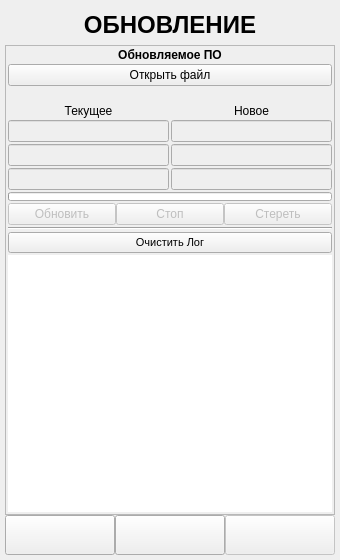
Old version of the form ANDROID_FORMS/firmware_updating_form.ui in the repository DavidSiegman/PLC_RF_Configurator.
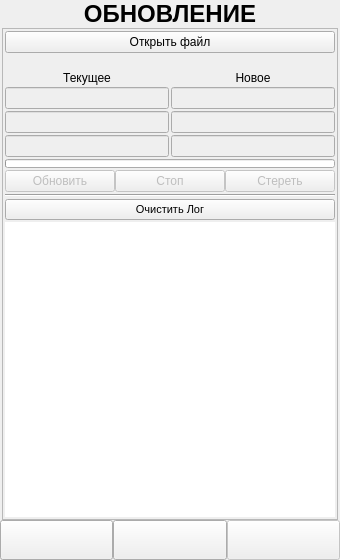
New version of the form. Icons and pictures are not drawn.

```diff
--- a/ANDROID_FORMS/firmware_updating_form.ui
+++ b/ANDROID_FORMS/firmware_updating_form.ui
@@ -13,26 +13,26 @@
   <property name="windowTitle">
    <string>Form</string>
   </property>
-  <layout class="QVBoxLayout" name="verticalLayout">
+  <layout class="QVBoxLayout" name="verticalLayout_2">
    <property name="spacing">
     <number>0</number>
    </property>
    <property name="leftMargin">
-    <number>5</number>
+    <number>0</number>
    </property>
    <property name="topMargin">
-    <number>5</number>
+    <number>0</number>
    </property>
    <property name="rightMargin">
-    <number>5</number>
+    <number>0</number>
    </property>
    <property name="bottomMargin">
-    <number>5</number>
+    <number>0</number>
    </property>
    <item>
     <widget class="QLabel" name="label_1">
      <property name="sizePolicy">
-      <sizepolicy hsizetype="Preferred" vsizetype="Minimum">
+      <sizepolicy hsizetype="Expanding" vsizetype="Minimum">
        <horstretch>0</horstretch>
        <verstretch>0</verstretch>
       </sizepolicy>
@@ -40,7 +40,7 @@
      <property name="minimumSize">
       <size>
        <width>0</width>
-       <height>40</height>
+       <height>0</height>
       </size>
      </property>
      <property name="font">
@@ -60,6 +60,27 @@
     </widget>
    </item>
    <item>
+    <widget class="QWidget" name="Main_Widget" native="true">
+     <property name="styleSheet">
+      <string notr="true"/>
+     </property>
+     <layout class="QVBoxLayout" name="verticalLayout_5">
+      <property name="spacing">
+       <number>0</number>
+      </property>
+      <property name="leftMargin">
+       <number>2</number>
+      </property>
+      <property name="topMargin">
+       <number>0</number>
+      </property>
+      <property name="rightMargin">
+       <number>2</number>
+      </property>
+      <property name="bottomMargin">
+       <number>0</number>
+      </property>
+      <item>
     <widget class="QScrollArea" name="scrollArea">
      <property name="sizePolicy">
       <sizepolicy hsizetype="Minimum" vsizetype="Expanding">
@@ -78,8 +99,8 @@
        <rect>
         <x>0</x>
         <y>0</y>
-        <width>328</width>
-        <height>466</height>
+           <width>334</width>
+           <height>486</height>
        </rect>
       </property>
       <layout class="QVBoxLayout" name="verticalLayout_3">
@@ -98,41 +119,6 @@
        <property name="bottomMargin">
         <number>2</number>
        </property>
-       <item>
-        <widget class="QLabel" name="label_2">
-         <property name="sizePolicy">
-          <sizepolicy hsizetype="Expanding" vsizetype="Minimum">
-           <horstretch>0</horstretch>
-           <verstretch>0</verstretch>
-          </sizepolicy>
-         </property>
-         <property name="minimumSize">
-          <size>
-           <width>0</width>
-           <height>0</height>
-          </size>
-         </property>
-         <property name="maximumSize">
-          <size>
-           <width>16777215</width>
-           <height>16777215</height>
-          </size>
-         </property>
-         <property name="font">
-          <font>
-           <family>Microsoft YaHei UI</family>
-           <weight>75</weight>
-           <bold>true</bold>
-          </font>
-         </property>
-         <property name="text">
-          <string>Обновляемое ПО</string>
-         </property>
-         <property name="alignment">
-          <set>Qt::AlignCenter</set>
-         </property>
-        </widget>
-       </item>
        <item>
         <widget class="QPushButton" name="OpenBin">
          <property name="sizePolicy">
@@ -657,8 +643,32 @@
      </widget>
     </widget>
    </item>
+     </layout>
+    </widget>
+   </item>
    <item>
-    <layout class="QHBoxLayout" name="horizontalLayout">
+    <widget class="QWidget" name="DownPanel_Widget" native="true">
+     <property name="styleSheet">
+      <string notr="true"/>
+     </property>
+     <layout class="QVBoxLayout" name="verticalLayout_4">
+      <property name="spacing">
+       <number>0</number>
+      </property>
+      <property name="leftMargin">
+       <number>0</number>
+      </property>
+      <property name="topMargin">
+       <number>0</number>
+      </property>
+      <property name="rightMargin">
+       <number>0</number>
+      </property>
+      <property name="bottomMargin">
+       <number>0</number>
+      </property>
+      <item>
+       <layout class="QHBoxLayout" name="horizontalLayout_2">
      <property name="spacing">
       <number>0</number>
      </property>
@@ -730,6 +740,27 @@
       </widget>
      </item>
      <item>
+         <widget class="QWidget" name="Next_Widget" native="true">
+          <property name="enabled">
+           <bool>false</bool>
+          </property>
+          <layout class="QVBoxLayout" name="verticalLayout">
+           <property name="spacing">
+            <number>0</number>
+           </property>
+           <property name="leftMargin">
+            <number>0</number>
+           </property>
+           <property name="topMargin">
+            <number>0</number>
+           </property>
+           <property name="rightMargin">
+            <number>0</number>
+           </property>
+           <property name="bottomMargin">
+            <number>0</number>
+           </property>
+           <item>
       <widget class="QPushButton" name="Next">
        <property name="enabled">
         <bool>false</bool>
@@ -762,6 +793,12 @@
       </widget>
      </item>
     </layout>
+         </widget>
+        </item>
+       </layout>
+      </item>
+     </layout>
+    </widget>
    </item>
   </layout>
  </widget>
```
Left out of the diff: 2 changed lines with no effect on the pictures. Lines whose indentation alone changed are shown as unchanged.
